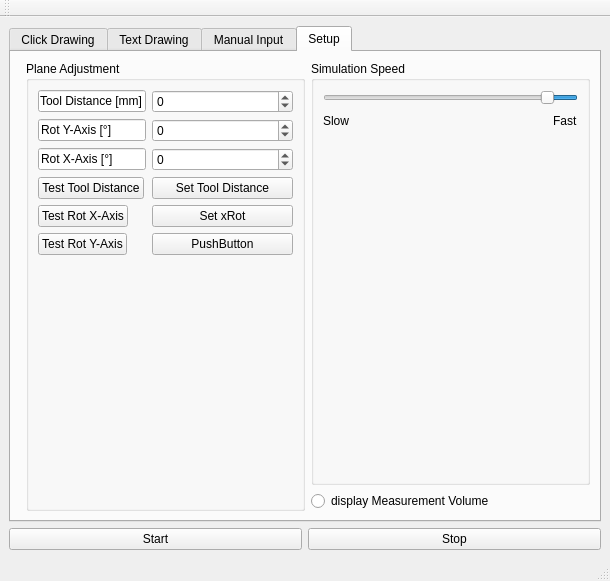
The window that CAPISample/robotdrawui.ui (dzunder32/BachelorRobot) describes before a commit, drawn with Qt 5.
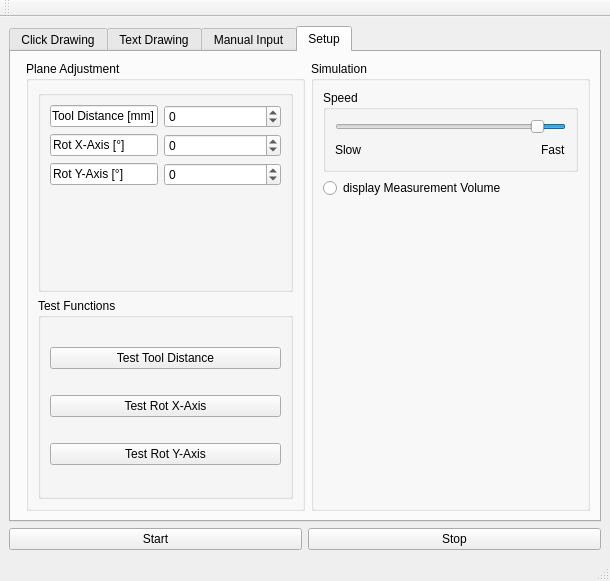
The same window after the commit.

```diff
--- a/CAPISample/robotdrawui.ui
+++ b/CAPISample/robotdrawui.ui
@@ -527,6 +527,12 @@
           <property name="title">
            <string>Plane Adjustment</string>
           </property>
+          <layout class="QVBoxLayout" name="verticalLayout_12">
+           <item>
+            <widget class="QGroupBox" name="groupBox_7">
+             <property name="title">
+              <string/>
+             </property>
           <layout class="QFormLayout" name="formLayout">
            <item row="0" column="0">
             <widget class="QLineEdit" name="lineEdit_15">
@@ -558,19 +564,6 @@
             </widget>
            </item>
            <item row="1" column="0">
-            <widget class="QLineEdit" name="lineEdit_16">
-             <property name="sizePolicy">
-              <sizepolicy hsizetype="Fixed" vsizetype="Fixed">
-               <horstretch>0</horstretch>
-               <verstretch>0</verstretch>
-              </sizepolicy>
-             </property>
-             <property name="text">
-              <string>Rot Y-Axis [°]</string>
-             </property>
-            </widget>
-           </item>
-           <item row="2" column="0">
             <widget class="QLineEdit" name="lineEdit_17">
              <property name="sizePolicy">
               <sizepolicy hsizetype="Fixed" vsizetype="Fixed">
@@ -584,19 +577,6 @@
             </widget>
            </item>
            <item row="1" column="1">
-            <widget class="QSpinBox" name="spinBox_yRot">
-             <property name="sizePolicy">
-              <sizepolicy hsizetype="Expanding" vsizetype="Fixed">
-               <horstretch>0</horstretch>
-               <verstretch>0</verstretch>
-              </sizepolicy>
-             </property>
-             <property name="minimum">
-              <number>-99</number>
-             </property>
-            </widget>
-           </item>
-           <item row="2" column="1">
             <widget class="QSpinBox" name="spinBox_xRot">
              <property name="sizePolicy">
               <sizepolicy hsizetype="Expanding" vsizetype="Fixed">
@@ -609,46 +589,63 @@
              </property>
             </widget>
            </item>
-           <item row="4" column="0">
+              <item row="2" column="0">
+               <widget class="QLineEdit" name="lineEdit_16">
+                <property name="sizePolicy">
+                 <sizepolicy hsizetype="Fixed" vsizetype="Fixed">
+                  <horstretch>0</horstretch>
+                  <verstretch>0</verstretch>
+                 </sizepolicy>
+                </property>
+                <property name="text">
+                 <string>Rot Y-Axis [°]</string>
+                </property>
+               </widget>
+              </item>
+              <item row="2" column="1">
+               <widget class="QSpinBox" name="spinBox_yRot">
+                <property name="sizePolicy">
+                 <sizepolicy hsizetype="Expanding" vsizetype="Fixed">
+                  <horstretch>0</horstretch>
+                  <verstretch>0</verstretch>
+                 </sizepolicy>
+                </property>
+                <property name="minimum">
+                 <number>-99</number>
+                </property>
+               </widget>
+              </item>
+             </layout>
+            </widget>
+           </item>
+           <item>
+            <widget class="QGroupBox" name="groupBox_6">
+             <property name="title">
+              <string>Test Functions</string>
+             </property>
+             <layout class="QVBoxLayout" name="verticalLayout_11">
+              <item>
+               <widget class="QPushButton" name="pushButton_testDistance">
+                <property name="text">
+                 <string>Test Tool Distance</string>
+                </property>
+               </widget>
+              </item>
+              <item>
             <widget class="QPushButton" name="pushButton_testX">
              <property name="text">
               <string>Test Rot X-Axis</string>
              </property>
             </widget>
            </item>
-           <item row="5" column="0">
+              <item>
             <widget class="QPushButton" name="pushButton_testY">
              <property name="text">
               <string>Test Rot Y-Axis</string>
              </property>
             </widget>
            </item>
-           <item row="3" column="0">
-            <widget class="QPushButton" name="pushButton_testDistance">
-             <property name="text">
-              <string>Test Tool Distance</string>
-             </property>
-            </widget>
-           </item>
-           <item row="3" column="1">
-            <widget class="QPushButton" name="pushButton_distSet">
-             <property name="text">
-              <string>Set Tool Distance</string>
-             </property>
-            </widget>
-           </item>
-           <item row="4" column="1">
-            <widget class="QPushButton" name="pushButton_xRotSet">
-             <property name="text">
-              <string>Set xRot</string>
-             </property>
-            </widget>
-           </item>
-           <item row="5" column="1">
-            <widget class="QPushButton" name="pushButton_3">
-             <property name="text">
-              <string>PushButton</string>
-             </property>
+             </layout>
             </widget>
            </item>
           </layout>
@@ -659,10 +656,16 @@
           <item>
            <widget class="QGroupBox" name="groupBox_4">
             <property name="title">
-             <string>Simulation Speed</string>
+             <string>Simulation</string>
             </property>
             <layout class="QVBoxLayout" name="verticalLayout">
              <item>
+              <widget class="QGroupBox" name="groupBox_8">
+               <property name="title">
+                <string>Speed</string>
+               </property>
+               <layout class="QVBoxLayout" name="verticalLayout_13">
+                <item>
               <widget class="QSlider" name="timerSpeedSlider">
                <property name="minimum">
                 <number>4</number>
@@ -688,7 +691,7 @@
               </widget>
              </item>
              <item>
-              <layout class="QHBoxLayout" name="horizontalLayout_2">
+                 <layout class="QHBoxLayout" name="horizontalLayout_14">
                <item>
                 <widget class="QLabel" name="label">
                  <property name="text">
@@ -718,6 +721,16 @@
                </item>
               </layout>
              </item>
+               </layout>
+              </widget>
+             </item>
+             <item>
+              <widget class="QRadioButton" name="radioButton">
+               <property name="text">
+                <string>display Measurement Volume</string>
+               </property>
+              </widget>
+             </item>
              <item>
               <spacer name="verticalSpacer">
                <property name="orientation">
@@ -734,13 +747,6 @@
             </layout>
            </widget>
           </item>
-          <item>
-           <widget class="QRadioButton" name="radioButton">
-            <property name="text">
-             <string>display Measurement Volume</string>
-            </property>
-           </widget>
-          </item>
          </layout>
         </item>
        </layout>
```
Lines whose indentation alone changed are shown as unchanged.
